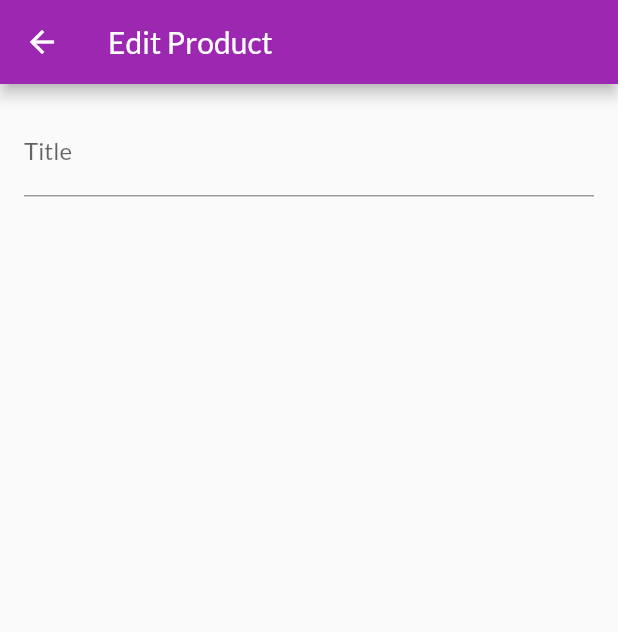
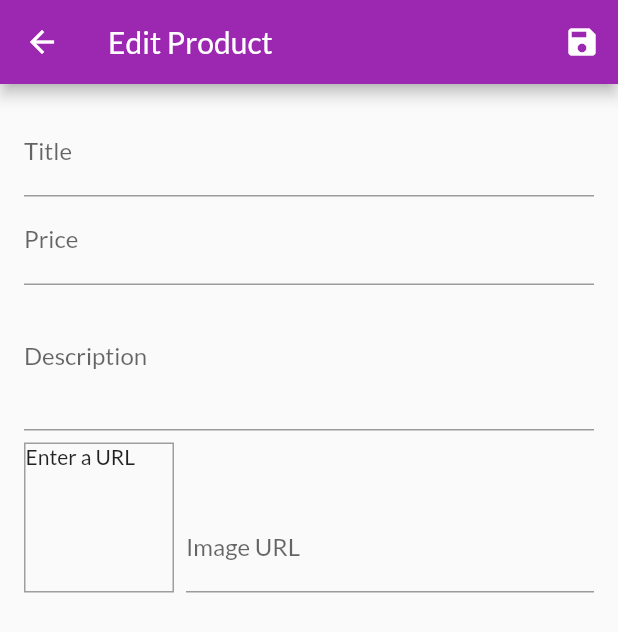
Before and after one commit to farvic/shop_app, a Flutter app: the EditProductScreen screen opened by its route, on a phone screen of 412 x 824 dp. Shown: the top 632 px of the screen. Run offline on Flutter 3.47's test engine with Material 2 defaults, Android fonts, the phone set to English and light mode, and no system bars; network calls fail.

Commit message:
Add products logic without the validation

```diff
--- a/lib/screens/edit_product_screen.dart
+++ b/lib/screens/edit_product_screen.dart
@@ -1,4 +1,6 @@
 import 'package:flutter/material.dart';
+
+import '../providers/product.dart';
 
 class EditProductScreen extends StatefulWidget {
   static const routeName = '/edit-product';
@@ -8,21 +10,165 @@ class EditProductScreen extends StatefulWidget {
 }
 
 class _EditProductScreenState extends State<EditProductScreen> {
+  final _priceFocusNode = FocusNode();
+  final _descriptionFocusNode = FocusNode();
+  final _imageUrlFocusNode = FocusNode();
+  final _imageUrlController = TextEditingController();
+  final _form = GlobalKey<FormState>();
+  var _editedProduct = Product(
+    id: null,
+    title: '',
+    price: 0,
+    description: '',
+    imageUrl: '',
+  );
+
+  @override
+  void initState() {
+    _imageUrlFocusNode.addListener(_updateImageUrl);
+    super.initState();
+  }
+
+  @override
+  void dispose() {
+    _imageUrlFocusNode.removeListener(_updateImageUrl);
+    _priceFocusNode.dispose();
+    _descriptionFocusNode.dispose();
+    _imageUrlController.dispose();
+    _imageUrlFocusNode.dispose();
+    super.dispose();
+  }
+
+  void _updateImageUrl() {
+    if (!_imageUrlFocusNode.hasFocus) {
+      setState(() {});
+    }
+  }
+
+  void _saveForm() {
+    _form.currentState.save();
+  }
 
   @override
   Widget build(BuildContext context) {
     return Scaffold(
       appBar: AppBar(
         title: Text('Edit Product'),
+        actions: <Widget>[
+          IconButton(
+            icon: Icon(Icons.save),
+            onPressed: _saveForm,
+          ),
+        ],
       ),
       body: Padding(
         padding: const EdgeInsets.all(16.0),
         child: Form(
+          key: _form,
           child: ListView(
             children: <Widget>[
               TextFormField(
-                decoration: InputDecoration(labelText: 'Title',),
+                decoration: InputDecoration(
+                  labelText: 'Title',
+                ),
                 textInputAction: TextInputAction.next,
+                onFieldSubmitted: (_) {
+                  FocusScope.of(context).requestFocus(_priceFocusNode);
+                },
+                onSaved: (value) {
+                  _editedProduct = Product(
+                    title: value,
+                    price: _editedProduct.price,
+                    description: _editedProduct.description,
+                    imageUrl: _editedProduct.imageUrl,
+                    id: null,
+                    );
+                },
+              ),
+              TextFormField(
+                decoration: InputDecoration(
+                  labelText: 'Price',
+                ),
+                textInputAction: TextInputAction.next,
+                keyboardType: TextInputType.number,
+                focusNode: _priceFocusNode,
+                onFieldSubmitted: (_) {
+                  FocusScope.of(context).requestFocus(_descriptionFocusNode);
+                },
+                onSaved: (value) {
+                  _editedProduct = Product(
+                    title: _editedProduct.title,
+                    price: double.parse(value),
+                    description: _editedProduct.description,
+                    imageUrl: _editedProduct.imageUrl,
+                    id: null,
+                    );
+                },
+              ),
+              TextFormField(
+                decoration: InputDecoration(
+                  labelText: 'Description',
+                ),
+                maxLines: 3,
+                focusNode: _descriptionFocusNode,
+                keyboardType: TextInputType.multiline,
+                onSaved: (value) {
+                  _editedProduct = Product(
+                    title: _editedProduct.title,
+                    price: _editedProduct.price,
+                    description: value,
+                    imageUrl: _editedProduct.imageUrl,
+                    id: null,
+                    );
+                },
+              ),
+              Row(
+                crossAxisAlignment: CrossAxisAlignment.end,
+                children: <Widget>[
+                  Container(
+                    width: 100,
+                    height: 100,
+                    margin: EdgeInsets.only(
+                      top: 8,
+                      right: 8,
+                    ),
+                    decoration: BoxDecoration(
+                      border: Border.all(
+                        width: 1,
+                        color: Colors.grey,
+                      ),
+                    ),
+                    child: _imageUrlController.text.isEmpty
+                        ? Text('Enter a URL')
+                        : FittedBox(
+                            child: Image.network(
+                              _imageUrlController.text,
+                              fit: BoxFit.cover,
+                            ),
+                          ),
+                  ),
+                  Expanded(
+                    child: TextFormField(
+                      decoration: InputDecoration(labelText: 'Image URL'),
+                      keyboardType: TextInputType.url,
+                      textInputAction: TextInputAction.done,
+                      controller: _imageUrlController,
+                      focusNode: _imageUrlFocusNode,
+                      onFieldSubmitted: (_) {
+                        _saveForm();
+                      },
+                      onSaved: (value) {
+                        _editedProduct = Product(
+                          title: _editedProduct.title,
+                          price: _editedProduct.price,
+                          description: _editedProduct.description,
+                          imageUrl: value,
+                          id: null,
+                          );
+                      },
+                    ),
+                  ),
+                ],
               ),
             ],
           ),
```
